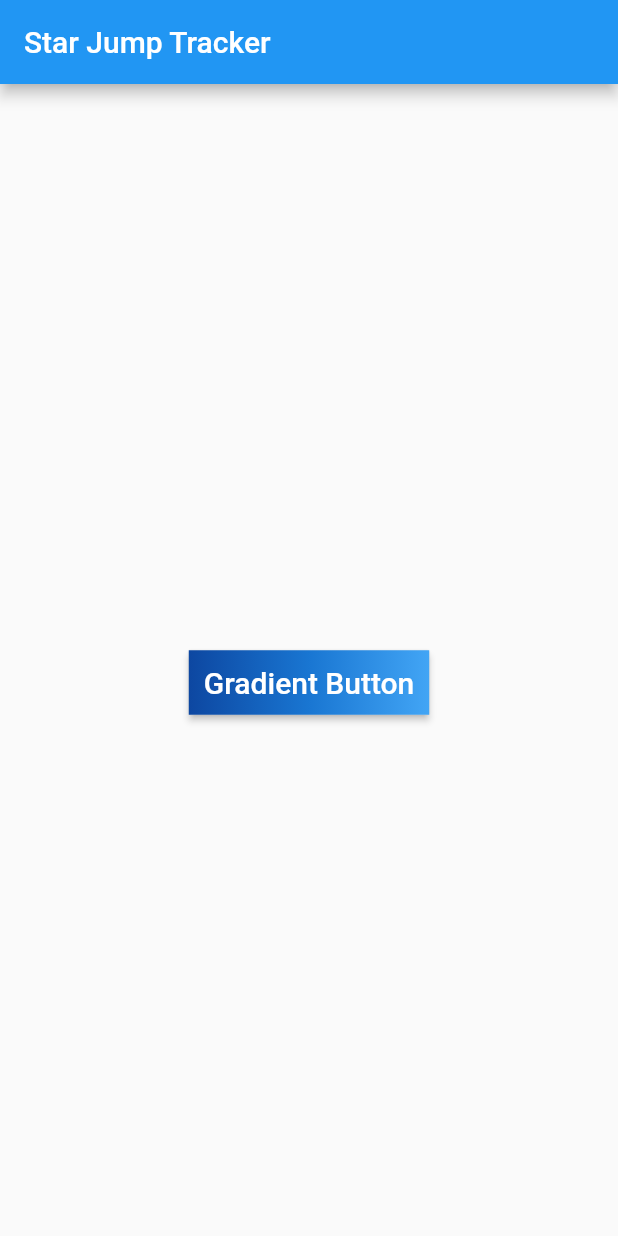
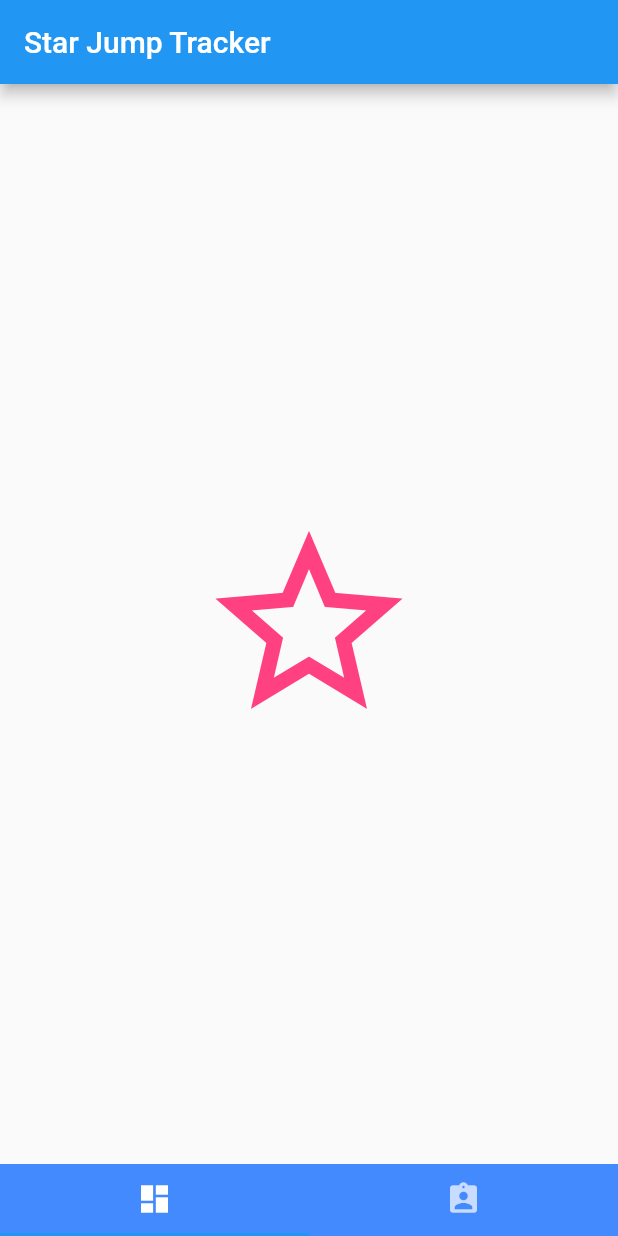
Before and after one commit to devsamuelv/starJumpTracker, a Flutter app: the screen it shows after launch, on a phone screen of 412 x 824 dp. Run offline on Flutter 3.47's test engine with Material 2 defaults, Android fonts, the phone set to English and light mode, and no system bars.

```diff
--- /dev/null
+++ b/lib/firstPage.dart
@@ -0,0 +1,28 @@
+import 'package:flutter/material.dart';
+
+void main() => runApp(FirstPage());
+
+class FirstPage extends StatelessWidget {
+  @override
+  Widget build(BuildContext context) {
+    return MaterialApp(
+      home: FirstHomePage(),
+    );
+  }
+}
+
+class FirstHomePage extends StatefulWidget {
+  @override
+  FirstHomePageState createState() => FirstHomePageState();
+}
+
+class FirstHomePageState extends State<FirstHomePage> {
+  @override
+  Widget build(BuildContext context) {
+    return Scaffold(
+      body: Center(
+        child: Icon(Icons.star_border, size: 150.0, color: Colors.pinkAccent),
+      )
+    );
+  }
+}
--- a/lib/main.dart
+++ b/lib/main.dart
@@ -1,5 +1,6 @@
-import 'package:cloud_firestore/cloud_firestore.dart';
 import 'package:flutter/material.dart';
+import 'package:starJumpTracker/secondPage.dart';
+import './firstPage.dart' as firstPage;
 
 void main() => runApp(MyApp());
 
@@ -10,15 +11,6 @@ class MyApp extends StatelessWidget {
     return MaterialApp(
       title: 'Star Jump Tracker',
       theme: ThemeData(
-        // This is the theme of your application.
-        //
-        // Try running your application with "flutter run". You'll see theq
-        // application has a blue toolbar. Then, without quitting the app, try
-        // changing the primarySwatch below to Colors.green and then invoke
-        // "hot reload" (press "r" in the console where you ran "flutter run",
-        // or simply save your changes to "hot reload" in a Flutter IDE).
-        // Notice that the counter didn't reset back to zero; the application
-        // is not restarted.
         primarySwatch: Colors.blue,
       ),
       home: MyHomePage(title: 'Star Jump Tracker'),
@@ -28,36 +20,13 @@ class MyApp extends StatelessWidget {
 
 class MyHomePage extends StatefulWidget {
   MyHomePage({Key key, this.title}) : super(key: key);
-
-  // This widget is the home page of your application. It is stateful, meaning
-  // that it has a State object (defined below) that contains fields that affect
-  // how it looks.
-
-  // This class is the configuration for the state. It holds the values (in this
-  // case the title) provided by the parent (in this case the App widget) and
-  // used by the build method of the State. Fields in a Widget subclass are
-  // always marked "final".
-
   final String title;
-
   @override
   _MyHomePageState createState() => _MyHomePageState();
 }
 
-class _MyHomePageState extends State<MyHomePage> {
-  int _counter = 0;
-
-  void _incrementCounter() {
-    setState(() {
-      // This call to setState tells the Flutter framework that something has
-      // changed in this State, which causes it to rerun the build method below
-      // so that the display can reflect the updated values. If we changed
-      // _counter without calling setState(), then the build method would not be
-      // called again, and so nothing would appear to happen.
-      _counter++;
-    });
-  }
-
+class _MyHomePageState extends State<MyHomePage>
+    with SingleTickerProviderStateMixin {
   @override
   Widget build(BuildContext context) {
     // This method is rerun every time setState is called, for instance as done
@@ -66,41 +35,37 @@ class _MyHomePageState extends State<MyHomePage> {
     // The Flutter framework has been optimized to make rerunning build methods
     // fast, so that you can just rebuild anything that needs updating rather
     // than having to individually change instances of widgets.
+
+    // super.initState();
+    TabController controller = new TabController(length: 2, vsync: this);
+
+    @override
+    void dispose() {
+      controller.dispose();
+      super.dispose();
+    }
+
     return Scaffold(
         appBar: AppBar(
           // Here we take the value from the MyHomePage object that was created by
           // the App.build method, and use it to set our appbar title.
           title: Text(widget.title),
         ),
-      body: Center(
-        child: Column(
-        mainAxisSize: MainAxisSize.min,
+        bottomNavigationBar: new Material(
+          color: Colors.blueAccent,
+          child: new TabBar(
+          controller: controller,
+          tabs: <Tab>[
+            new Tab(icon: Icon(Icons.dashboard)),
+            new Tab(icon: Icon(Icons.assignment_ind))
+          ],
+        )),
+        body: new TabBarView(
+          controller: controller,
           children: <Widget>[
-          const SizedBox(height: 30),
-          RaisedButton(
-            onPressed: () {
-              // code here
-            },
-            textColor: Colors.white,
-            padding: const EdgeInsets.all(0.0),
-            child: Container(
-              decoration: const BoxDecoration(
-                gradient: LinearGradient(
-                  colors: <Color>[
-                    Color(0xFF0D47A1),
-                    Color(0xFF1976D2),
-                    Color(0xFF42A5F5),
+            new firstPage.FirstHomePage(),
+            new secondPage(),
           ],
-                ),
-              ),
-              padding: const EdgeInsets.all(10.0),
-              child:
-                  const Text('Gradient Button', style: TextStyle(fontSize: 20)),
-            ),
-          ),
-        ],
-      ),
-      ),
-    );
+        ));
   }
 }
```
Also changed, not shown: lib/secondPage.dart (added, +52 -0 lines), lib/.notes.txt (added). Lines whose indentation alone changed are shown as unchanged.
